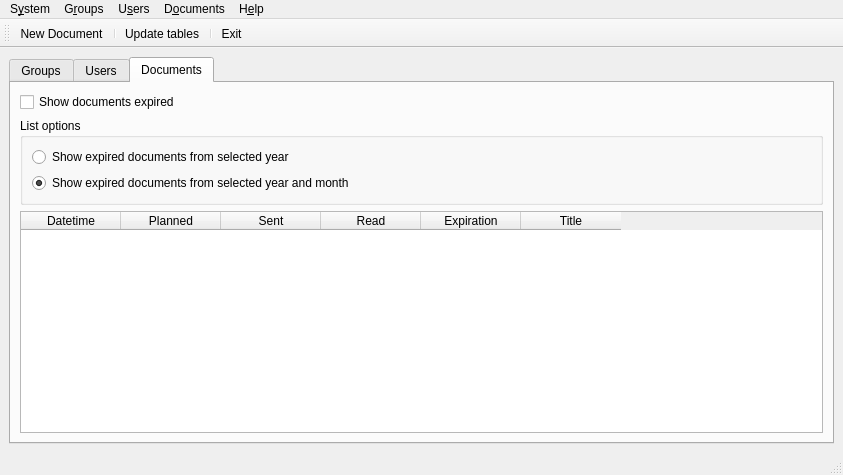
Qt form didyoureadme/ui/frmMain.ui (turulomio/didyoureadme) before a commit.
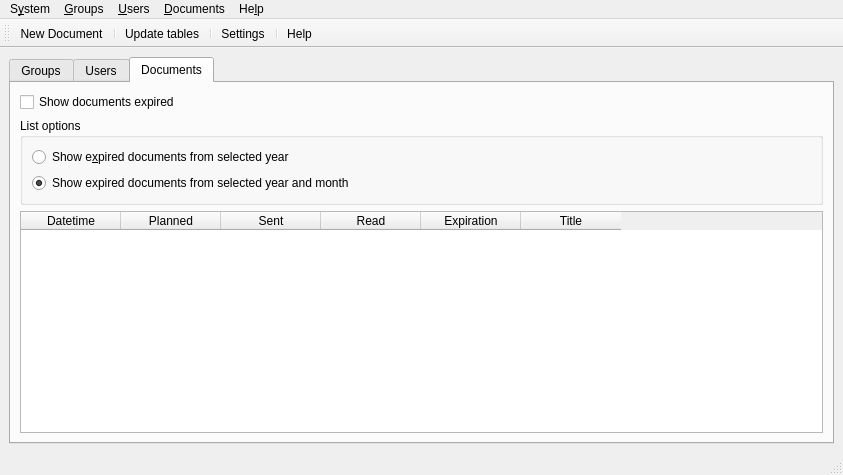
The same form after that commit. Icons and pictures are not drawn. Custom widgets are drawn as their Qt base class.

```diff
--- a/didyoureadme/ui/frmMain.ui
+++ b/didyoureadme/ui/frmMain.ui
@@ -148,7 +148,7 @@
              <item>
               <widget class="QRadioButton" name="radYear">
                <property name="text">
-                <string>Show expired documents from selected year</string>
+                <string>Show e&amp;xpired documents from selected year</string>
                </property>
                <property name="checked">
                 <bool>false</bool>
@@ -282,7 +282,7 @@
    </property>
    <widget class="QMenu" name="menuAyuda">
     <property name="title">
-     <string>H&amp;elp</string>
+     <string>He&amp;lp</string>
     </property>
     <addaction name="actionHelp"/>
     <addaction name="separator"/>
@@ -302,19 +302,19 @@
    </widget>
    <widget class="QMenu" name="menuDocuments">
     <property name="title">
-     <string>D&amp;ocuments</string>
+     <string>&amp;Documents</string>
     </property>
     <addaction name="actionDocumentNew"/>
    </widget>
    <widget class="QMenu" name="menuGroups">
     <property name="title">
-     <string>G&amp;roups</string>
+     <string>&amp;Groups</string>
     </property>
     <addaction name="actionGroupNew"/>
    </widget>
    <widget class="QMenu" name="menuU_sers">
     <property name="title">
-     <string>U&amp;sers</string>
+     <string>&amp;Users</string>
     </property>
     <addaction name="actionUserNew"/>
    </widget>
@@ -338,7 +338,9 @@
    <addaction name="separator"/>
    <addaction name="actionTablesUpdate"/>
    <addaction name="separator"/>
-   <addaction name="actionExit"/>
+   <addaction name="actionSettings"/>
+   <addaction name="separator"/>
+   <addaction name="actionHelp"/>
   </widget>
   <widget class="QStatusBar" name="statusBar"/>
   <action name="actionExit">
@@ -374,7 +376,7 @@
      <normaloff>:/configure.png</normaloff>:/configure.png</iconset>
    </property>
    <property name="text">
-    <string>Settings</string>
+    <string>&amp;Settings</string>
    </property>
    <property name="toolTip">
     <string>Settings</string>
@@ -386,7 +388,7 @@
      <normaloff>:/help.png</normaloff>:/help.png</iconset>
    </property>
    <property name="text">
-    <string>Help</string>
+    <string>&amp;Help</string>
    </property>
    <property name="toolTip">
     <string>Help</string>
@@ -413,7 +415,7 @@
      <normaloff>:/add.png</normaloff>:/add.png</iconset>
    </property>
    <property name="text">
-    <string>New Document</string>
+    <string>&amp;New Document</string>
    </property>
   </action>
   <action name="actionDocumentDelete">
@@ -506,7 +508,7 @@
      <normaloff>:/update.png</normaloff>:/update.png</iconset>
    </property>
    <property name="text">
-    <string>Update tables</string>
+    <string>&amp;Update tables</string>
    </property>
    <property name="toolTip">
     <string>Update tables</string>
```
Left out of the diff: 27 changed lines with no effect on the pictures.
